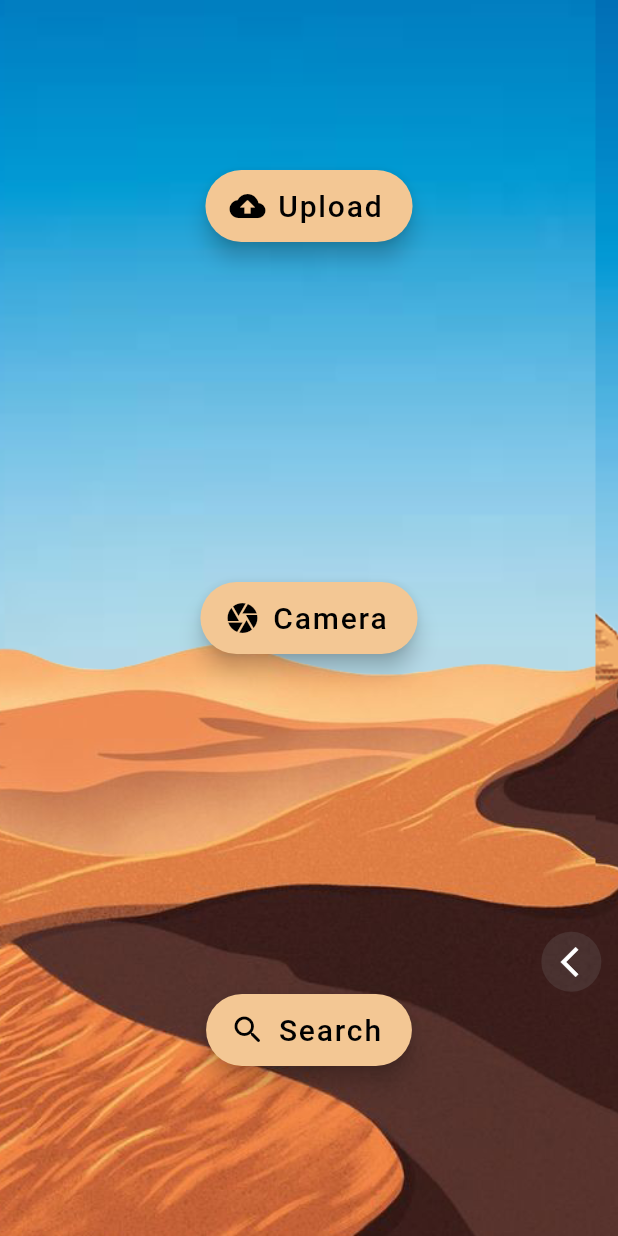
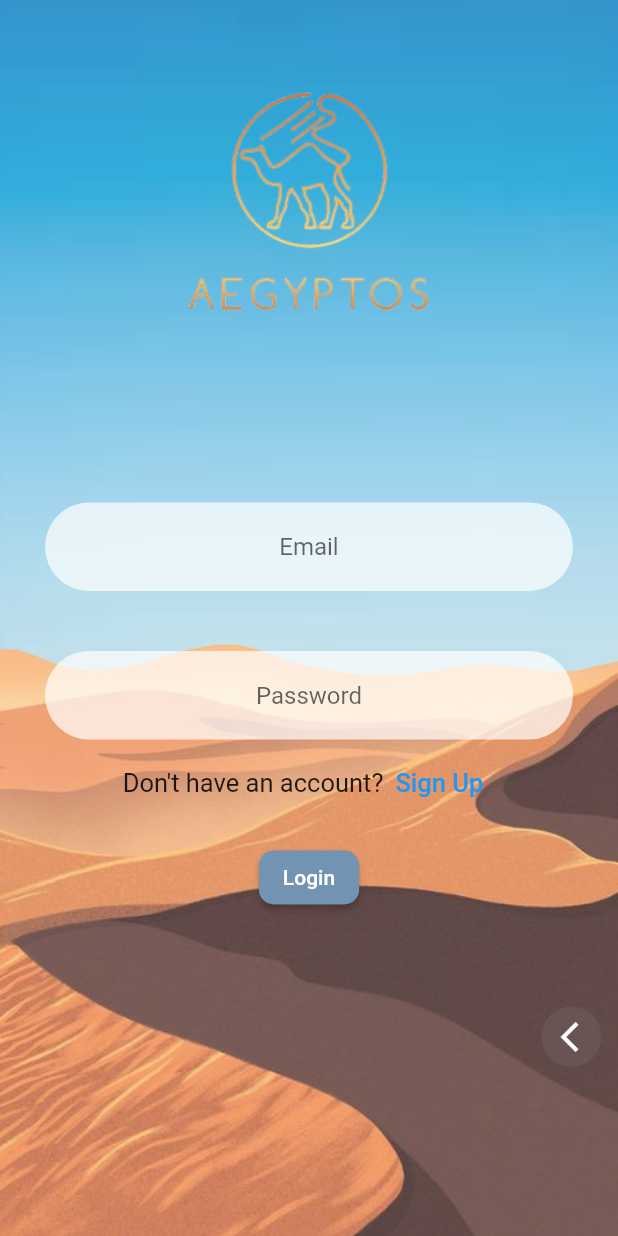
Before and after one commit to ahmedbassemaly/Aegyptos, a Flutter app: the screen it shows after launch, swiped to page 2, on a phone screen of 412 x 824 dp. Run offline on Flutter 3.47's test engine with Material 2 defaults, Android fonts, the phone set to English and light mode, and no system bars; drawn by our look-alikes of liquid_swipe; our stand-ins replace cloud_firestore, dropdown_button2, firebase_core, flutter_riverpod, flutter_tts, image_cropper and 1 more; accounts and stored records are empty.

Commit message:
login and signup UI

```diff
--- a/lib/main.dart
+++ b/lib/main.dart
@@ -1,9 +1,10 @@
 import 'package:firebase_core/firebase_core.dart';
 import 'package:flutter/material.dart';
 import 'package:flutter_riverpod/flutter_riverpod.dart';
-// import 'package:kemet/homepage.dart';
-
+import 'package:kemet/screens/login.dart';
 import 'screens/menu.dart';
+import 'screens/signup.dart';
+import 'screens/user_choice.dart';
 
 void main() async {
   WidgetsFlutterBinding.ensureInitialized();
@@ -22,6 +23,9 @@ class MyApp extends StatelessWidget {
         initialRoute: 'myScreen',
         routes: {
           'myScreen': (context) => const MyScreen(),
+          'loginPage': (context) => const LoginPage(),
+          'signUpPage': (context) => const SignUpPage(),
+          'userChoice': (context) => const UserChoice(),
         });
   }
 }
--- /dev/null
+++ b/lib/screens/login.dart
@@ -0,0 +1,68 @@
+// ignore_for_file: public_member_api_docs, sort_constructors_first, must_be_immutable
+// ignore_for_file: prefer_const_literals_to_create_immutables
+
+import 'package:flutter/material.dart';
+import '../widgets/check_user_acc.dart';
+import '../widgets/input_text_form_field.dart';
+import '../widgets/login_signup_button.dart';
+
+class LoginPage extends StatefulWidget {
+  const LoginPage({super.key});
+
+  @override
+  State<LoginPage> createState() => _LoginPageState();
+}
+
+class _LoginPageState extends State<LoginPage> {
+  @override
+  Widget build(BuildContext context) {
+    return Scaffold(
+      body: Container(
+        decoration: BoxDecoration(
+          image: DecorationImage(
+            fit: BoxFit.cover,
+            colorFilter: ColorFilter.mode(
+                Colors.black.withOpacity(0.8), BlendMode.dstATop),
+            image: const AssetImage(
+              "assets/Background4.png",
+            ),
+          ),
+        ),
+        child: ListView(
+          children: [
+            Column(
+              children: [
+                Image.asset('assets/logo1.png', width: 350, height: 300),
+                InputTextFormField(
+                  hintText: 'Email',
+                  padding: const EdgeInsets.symmetric(
+                      horizontal: 30.0, vertical: 35.0),
+                  showText: false,
+                ),
+                InputTextFormField(
+                  hintText: 'Password',
+                  padding: const EdgeInsets.symmetric(
+                      horizontal: 30.0, vertical: 5.0),
+                  showText: true,
+                ),
+                CheckUserAccount(
+                  text: "Don't have an account?",
+                  text1: 'Sign Up',
+                  onPressed: () {
+                    Navigator.pushNamed(context, 'signUpPage');
+                  },
+                ),
+                LoginSignUpButton(
+                  text: 'Login',
+                  onPressed: () {
+                    Navigator.pushNamed(context, 'userChoice');
+                  },
+                ),
+              ],
+            ),
+          ],
+        ),
+      ),
+    );
+  }
+}
--- a/lib/screens/menu.dart
+++ b/lib/screens/menu.dart
@@ -1,5 +1,5 @@
 import 'package:flutter/material.dart';
-import 'package:kemet/widgets/main_buttons.dart';
+import 'package:kemet/screens/login.dart';
 import 'package:liquid_swipe/liquid_swipe.dart';
 
 class MyScreen extends StatefulWidget {
@@ -24,38 +24,14 @@ class _MyScreenState extends State<MyScreen> {
               ),
             ),
           ),
-          Container(
-            decoration: const BoxDecoration(
-              image: DecorationImage(
-                image: AssetImage("assets/Background4.png"),
-                fit: BoxFit.cover,
-              ),
-            ),
-            child: Center(
-              child: Column(
-                  mainAxisAlignment: MainAxisAlignment.spaceAround,
-                  children: [
-                    MainButtons(
-                      icon: Icons.cloud_upload_rounded,
-                      text: 'Upload',
-                    ),
-                    MainButtons(
-                      icon: Icons.camera,
-                      text: 'Camera',
-                    ),
-                    MainButtons(
-                      icon: Icons.search_rounded,
-                      text: 'Search',
-                    ),
-                  ]),
-            ),
-          ),
+          // const LoginPage(),
+          const LoginPage(),
         ],
         enableLoop: true,
         fullTransitionValue: 600,
-        enableSideReveal: true,
+        enableSideReveal: false,
         slideIconWidget: Padding(
-          padding: const EdgeInsets.only(right: 10.0),
+          padding: const EdgeInsets.only(right: 10.0, top: 250),
           child: CircleAvatar(
             backgroundColor: const Color(0xFF808080).withOpacity(0.2),
             child: const Padding(
--- a/lib/service/prediction.dart
+++ b/lib/service/prediction.dart
@@ -15,11 +15,11 @@ class Predict {
     if (_image != null) {
       // print('Yesssssssssssss');
       //Bassom's URL
-      // var url = "http://192.168.1.3:8000/predict";
+      var url = "http://192.168.1.3:8000/predict";
       //Reem's URL
       // var url = "http://192.168.0.2:8000/predict";
       //Shehab's URL
-      var url = 'http://192.168.1.2:8000/predict';
+      // var url = 'http://192.168.1.2:8000/predict';
       //Basma's URL
       // var url = "http://192.168.100.8:8000/predict";
       //DEPLOYMENT SERVER
--- /dev/null
+++ b/lib/widgets/check_user_acc.dart
@@ -0,0 +1,35 @@
+// ignore_for_file: must_be_immutable
+
+import 'package:flutter/material.dart';
+
+class CheckUserAccount extends StatelessWidget {
+  String text;
+  String text1;
+  final Function()? onPressed;
+  CheckUserAccount({
+    Key? key,
+    required this.text,
+    required this.text1,
+    required this.onPressed,
+  }) : super(key: key);
+
+  @override
+  Widget build(BuildContext context) {
+    return Row(
+      mainAxisAlignment: MainAxisAlignment.center,
+      children: [
+        Text(
+          text,
+          style: const TextStyle(fontSize: 17),
+        ),
+        TextButton(
+          onPressed: onPressed,
+          child: Text(
+            text1,
+            style: const TextStyle(fontSize: 17),
+          ),
+        ),
+      ],
+    );
+  }
+}
--- /dev/null
+++ b/lib/widgets/input_text_form_field.dart
@@ -0,0 +1,39 @@
+
+// ignore_for_file: must_be_immutable
+
+import 'package:flutter/material.dart';
+
+class InputTextFormField extends StatelessWidget {
+  String hintText;
+  EdgeInsetsGeometry padding;
+  bool showText;
+  InputTextFormField({
+    Key? key,
+    required this.hintText,
+    required this.padding,
+    required this.showText,
+  }) : super(key: key);
+
+  @override
+  Widget build(BuildContext context) {
+    return Padding(
+      padding: padding,
+      child: TextFormField(
+        keyboardType: TextInputType.emailAddress,
+        textAlign: TextAlign.center,
+        // controller: controller,
+        obscureText: showText,
+        // validator: validateEmail,
+        decoration: InputDecoration(
+          hintText: hintText,
+          filled: true,
+          fillColor: Colors.white.withOpacity(0.7),
+          enabledBorder: OutlineInputBorder(
+            borderSide: const BorderSide(width: 3, color: Colors.transparent),
+            borderRadius: BorderRadius.circular(50.0),
+          ),
+        ),
+      ),
+    );
+  }
+}
--- /dev/null
+++ b/lib/widgets/login_signup_button.dart
@@ -0,0 +1,29 @@
+// ignore_for_file: must_be_immutable
+
+import 'package:flutter/material.dart';
+import '../constants/constants.dart';
+
+class LoginSignUpButton extends StatelessWidget {
+  String text;
+  final Function()? onPressed;
+  LoginSignUpButton({
+    Key? key,
+    required this.text,
+    required this.onPressed,
+  }) : super(key: key);
+
+  @override
+  Widget build(BuildContext context) {
+    return Padding(
+      padding: const EdgeInsets.all(15.0),
+      child: ElevatedButton(
+        style: ElevatedButton.styleFrom(
+            backgroundColor: ConstantsColors.secondaryColor,
+            shape: RoundedRectangleBorder(
+                borderRadius: BorderRadius.circular(10.0))),
+        onPressed: onPressed,
+        child: Text(text),
+      ),
+    );
+  }
+}
```
Also changed, not shown: lib/screens/signup.dart (added, +80 -0 lines), lib/screens/user_choice.dart (added, +40 -0 lines), assets/logo1.png (added).
